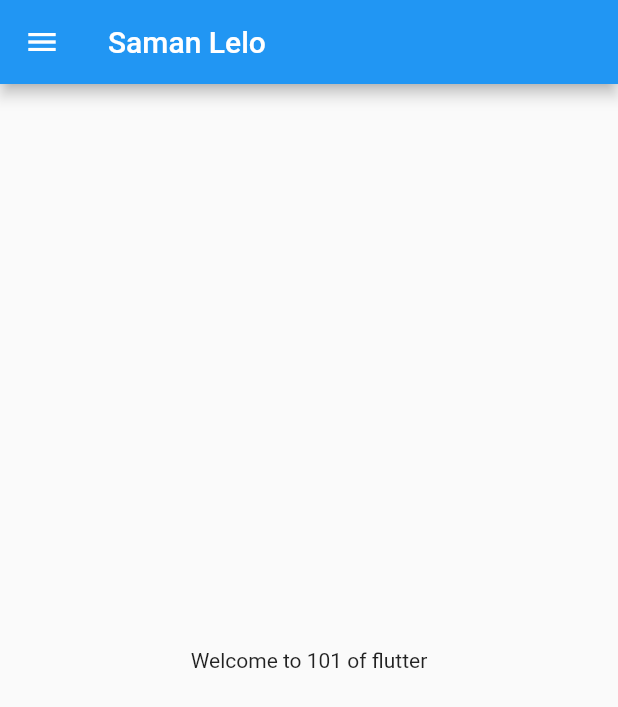
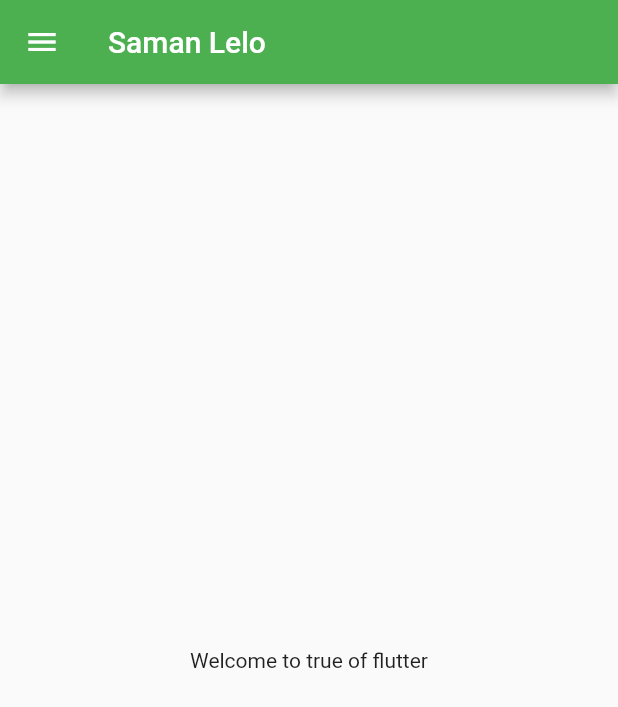
Before and after one commit to ratRaceParticipant/flutterDep, a Flutter app: the screen it shows after launch, on a phone screen of 412 x 824 dp. Shown: the top 707 px of the screen. Run offline on Flutter 3.47's test engine with Material 2 defaults, Android fonts, the phone set to English and light mode, and no system bars.

```diff
--- a/lib/main.dart
+++ b/lib/main.dart
@@ -1,5 +1,6 @@
 import 'package:flutter/material.dart';
-import 'package:flutter_application_1/home_page.dart';
+import 'package:flutter_application_1/pages/home_page.dart';
+import 'package:flutter_application_1/pages/login_page.dart';
 
 void main() {
   runApp(MyApp());
@@ -9,7 +10,15 @@ class MyApp extends StatelessWidget {
   @override
   Widget build(BuildContext context) {
     return MaterialApp(
-      home: HomePage(),
+      themeMode: ThemeMode.light,
+      theme: ThemeData(primarySwatch: Colors.green),
+      darkTheme: ThemeData(brightness: Brightness.dark),
+      initialRoute: "/home",
+      routes: {
+        "/": (context) => LoginPage(),
+        "/login": (context) => LoginPage(),
+        "/home": (context) => HomePage(),
+      },
     );
   }
 }
--- a/lib/home_page.dart
+++ b/lib/pages/home_page.dart
@@ -2,6 +2,7 @@ import 'package:flutter/material.dart';
 
 class HomePage extends StatelessWidget {
   String days = "101";
+  bool darkMode = true;
   @override
   Widget build(BuildContext context) {
     return Scaffold(
@@ -10,7 +11,7 @@ class HomePage extends StatelessWidget {
       ),
       body: Center(
         child: Container(
-          child: Text("Welcome to $days of flutter"),
+          child: Text("Welcome to $darkMode of flutter"),
         ),
       ),
       drawer: Drawer(),
--- /dev/null
+++ b/lib/pages/login_page.dart
@@ -0,0 +1,11 @@
+import 'package:flutter/material.dart';
+
+class LoginPage extends StatelessWidget {
+  Widget build(BuildContext context) {
+    return Material(
+      child: Center(
+        child: Text("Login Page"),
+      ),
+    );
+  }
+}
```
